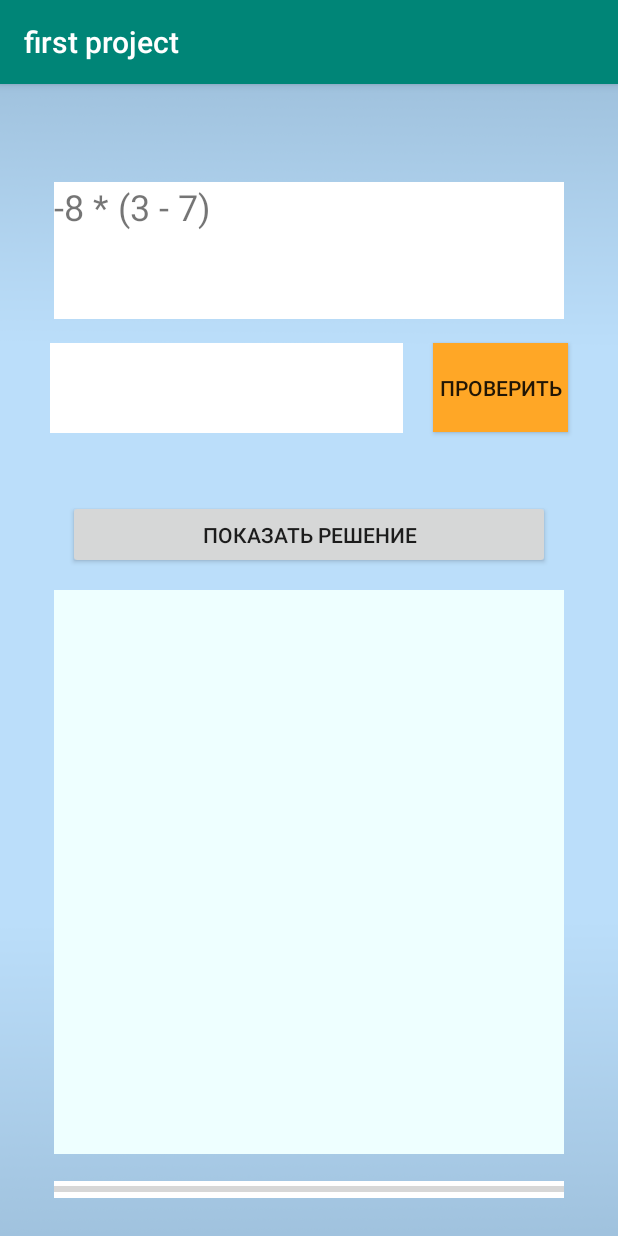
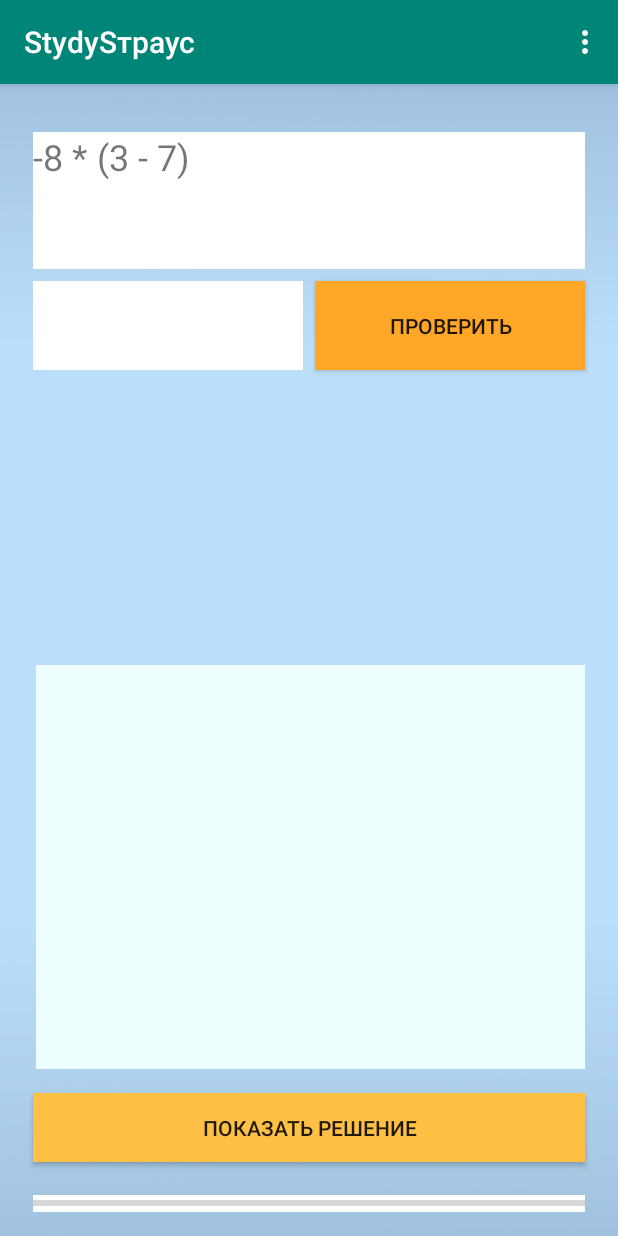
Before and after one commit to novikov-dm/InnoProject2019, an Android app: the screen it shows after launch (MainActivity), on a phone screen of 412 x 824 dp. Run offline under Robolectric (Android 15) with nearby library versions, the phone set to English and light mode, and no system bars.

Commit message:
Изменения

```diff
--- a/app/src/main/AndroidManifest.xml
+++ b/app/src/main/AndroidManifest.xml
@@ -9,7 +9,8 @@
         android:roundIcon="@mipmap/ic_launcher_round"
         android:supportsRtl="true"
         android:theme="@style/AppTheme">
-        <activity android:name=".MainActivity">
+        <activity android:name=".MainActivity"
+            android:screenOrientation="portrait">
             <intent-filter>
                 <action android:name="android.intent.action.MAIN" />
 
--- a/app/src/main/java/com/example/firstproject/MainActivity.java
+++ b/app/src/main/java/com/example/firstproject/MainActivity.java
@@ -3,6 +3,7 @@ package com.example.firstproject;
 import androidx.appcompat.app.AppCompatActivity;
 
 import android.os.Bundle;
+import android.view.Menu;
 import android.view.View;
 import android.widget.Button;
 import android.widget.EditText;
@@ -40,6 +41,12 @@ public class MainActivity extends AppCompatActivity {
 
 
     @Override
+    public boolean onCreateOptionsMenu(Menu menu) {
+        getMenuInflater().inflate(R.menu.menu_main, menu);
+        return true;
+    }
+
+    @Override
     protected void onCreate(Bundle savedInstanceState) {
         super.onCreate(savedInstanceState);
         setContentView(R.layout.activity_main);
--- a/app/src/main/res/layout/activity_main.xml
+++ b/app/src/main/res/layout/activity_main.xml
@@ -9,30 +9,26 @@
 
     <TextView
         android:id="@+id/textViewMark"
-        android:layout_width="340dp"
-        android:layout_height="376dp"
+        android:layout_width="366dp"
+        android:layout_height="269dp"
         android:layout_marginStart="22dp"
-        android:layout_marginLeft="22dp"
-        android:layout_marginTop="64dp"
         android:layout_marginEnd="22dp"
-        android:layout_marginRight="22dp"
-        android:layout_marginBottom="18dp"
+        android:layout_marginBottom="84dp"
         android:background="#eeffff"
         android:text="  "
         android:textSize="24sp"
         app:layout_constraintBottom_toTopOf="@+id/progressBar"
         app:layout_constraintEnd_toEndOf="parent"
-        app:layout_constraintStart_toStartOf="parent"
-        app:layout_constraintTop_toBottomOf="@+id/editTextAnswer"
-        app:layout_constraintVertical_bias="1.0" />
+        app:layout_constraintHorizontal_bias="1.0"
+        app:layout_constraintStart_toStartOf="parent" />
 
     <EditText
         android:id="@+id/editTextAnswer"
-        android:layout_width="235dp"
-        android:layout_height="60dp"
+        android:layout_width="0dp"
+        android:layout_height="59dp"
         android:layout_marginStart="22dp"
         android:layout_marginLeft="22dp"
-        android:layout_marginTop="16dp"
+        android:layout_marginTop="8dp"
         android:layout_marginEnd="4dp"
         android:layout_marginRight="4dp"
         android:background="#ffffff"
@@ -47,11 +43,11 @@
 
     <Button
         android:id="@+id/buttonInt"
-        android:layout_width="90dp"
+        android:layout_width="0dp"
         android:layout_height="59dp"
         android:layout_marginStart="4dp"
         android:layout_marginLeft="4dp"
-        android:layout_marginTop="16dp"
+        android:layout_marginTop="8dp"
         android:layout_marginEnd="22dp"
         android:layout_marginRight="22dp"
         android:background="#ffa726"
@@ -63,55 +59,57 @@
 
     <TextView
         android:id="@+id/textViewQuest"
-        android:layout_width="340dp"
+        android:layout_width="0dp"
         android:layout_height="91dp"
         android:layout_marginStart="22dp"
-        android:layout_marginLeft="22dp"
-        android:layout_marginTop="65dp"
+        android:layout_marginTop="32dp"
         android:layout_marginEnd="22dp"
-        android:layout_marginRight="22dp"
         android:layout_marginBottom="16dp"
         android:background="#ffffff"
         android:hint="Вопрос"
+        android:scrollbarAlwaysDrawVerticalTrack="true"
         android:scrollHorizontally="true"
         android:text="  "
         android:textSize="24sp"
         app:layout_constraintBottom_toTopOf="@+id/editTextAnswer"
         app:layout_constraintEnd_toEndOf="parent"
+        app:layout_constraintHorizontal_bias="0.0"
         app:layout_constraintStart_toStartOf="parent"
-        app:layout_constraintTop_toTopOf="parent" />
+        app:layout_constraintTop_toTopOf="parent"
+        app:layout_constraintVertical_bias="0.0" />
 
     <ProgressBar
         android:id="@+id/progressBar"
         style="?android:attr/progressBarStyleHorizontal"
-        android:layout_width="340dp"
+        android:layout_width="0dp"
         android:layout_height="11dp"
         android:layout_marginStart="22dp"
         android:layout_marginLeft="22dp"
         android:layout_marginEnd="22dp"
         android:layout_marginRight="22dp"
-        android:layout_marginBottom="25dp"
+        android:layout_marginBottom="16dp"
         android:background="#ffffff"
 
         app:layout_constraintBottom_toBottomOf="parent"
         app:layout_constraintEnd_toEndOf="parent"
+        app:layout_constraintHorizontal_bias="0.0"
         app:layout_constraintStart_toStartOf="parent" />
 
     <Button
         android:id="@+id/butDecision"
-        android:layout_width="321dp"
+        android:layout_width="0dp"
         android:layout_height="46dp"
-        android:layout_marginStart="8dp"
-        android:layout_marginTop="8dp"
-        android:layout_marginEnd="8dp"
-        android:layout_marginBottom="8dp"
+        android:layout_marginStart="22dp"
+        android:layout_marginLeft="22dp"
+        android:layout_marginTop="16dp"
+        android:layout_marginEnd="22dp"
+        android:layout_marginRight="22dp"
+        android:background="#ffc046"
+        android:onClick="decision"
         android:text="Показать решение"
-        android:onClick="decision"
-        app:layout_constraintBottom_toTopOf="@+id/textViewMark"
         app:layout_constraintEnd_toEndOf="parent"
-        app:layout_constraintHorizontal_bias="0.498"
+        app:layout_constraintHorizontal_bias="1.0"
         app:layout_constraintStart_toStartOf="parent"
-        app:layout_constraintTop_toBottomOf="@+id/textViewQuest"
-        app:layout_constraintVertical_bias="0.95" />
+        app:layout_constraintTop_toBottomOf="@+id/textViewMark" />
 
 </androidx.constraintlayout.widget.ConstraintLayout>
--- /dev/null
+++ b/app/src/main/res/menu/menu_main.xml
@@ -0,0 +1,21 @@
+<?xml version="1.0" encoding="utf-8"?>
+<menu xmlns:android="http://schemas.android.com/apk/res/android"
+    xmlns:app="http://schemas.android.com/apk/res-auto"
+    xmlns:tools="http://schemas.android.com/tools"
+    tools:context=".MainActivity">
+    <item
+        android:id="@+id/settings"
+        android:orderInCategory="100"
+        android:title="@string/settings"
+        app:showAsAction="never"/>
+    <item
+        android:id="@+id/about"
+        android:orderInCategory="100"
+        android:title="@string/about"
+        app:showAsAction="never"/>
+    <item
+        android:id="@+id/tasks"
+        android:orderInCategory="100"
+        android:title="@string/tasks"
+        app:showAsAction="never"/>
+</menu>
--- a/app/src/main/res/values/strings.xml
+++ b/app/src/main/res/values/strings.xml
@@ -1,3 +1,6 @@
 <resources>
-    <string name="app_name">first project</string>
+    <string name="app_name">StydySтраус</string>
+    <string name="settings">Настройки</string>
+    <string name="about">О приложении</string>
+    <string name="tasks">Задачи</string>
 </resources>
```
